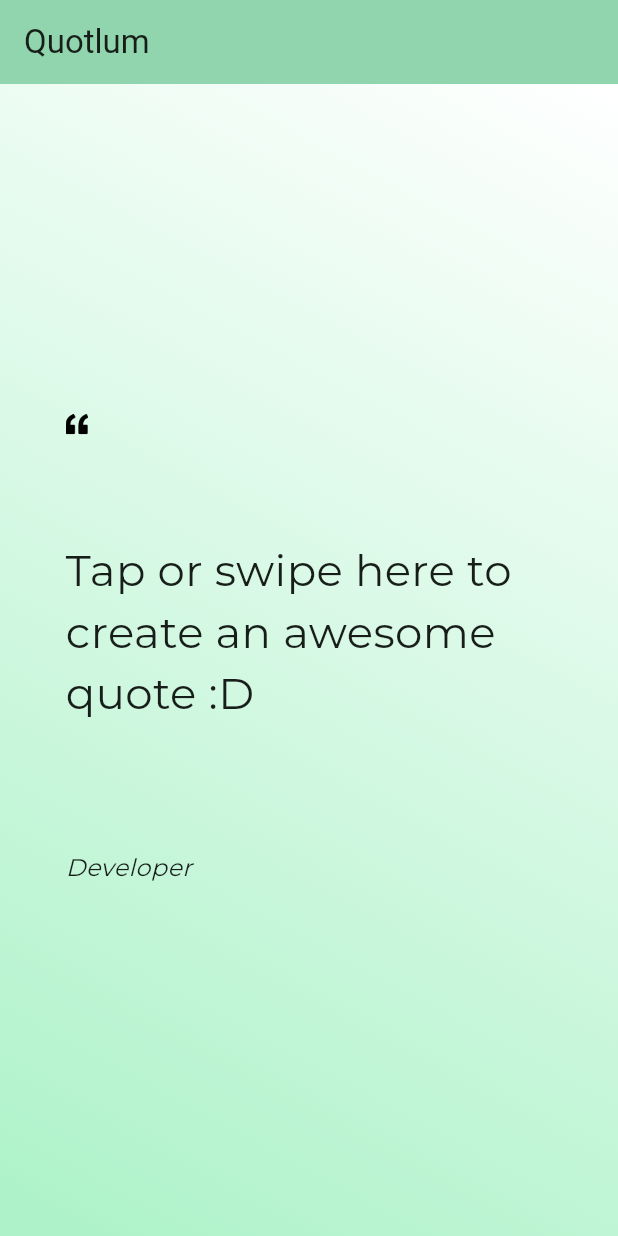
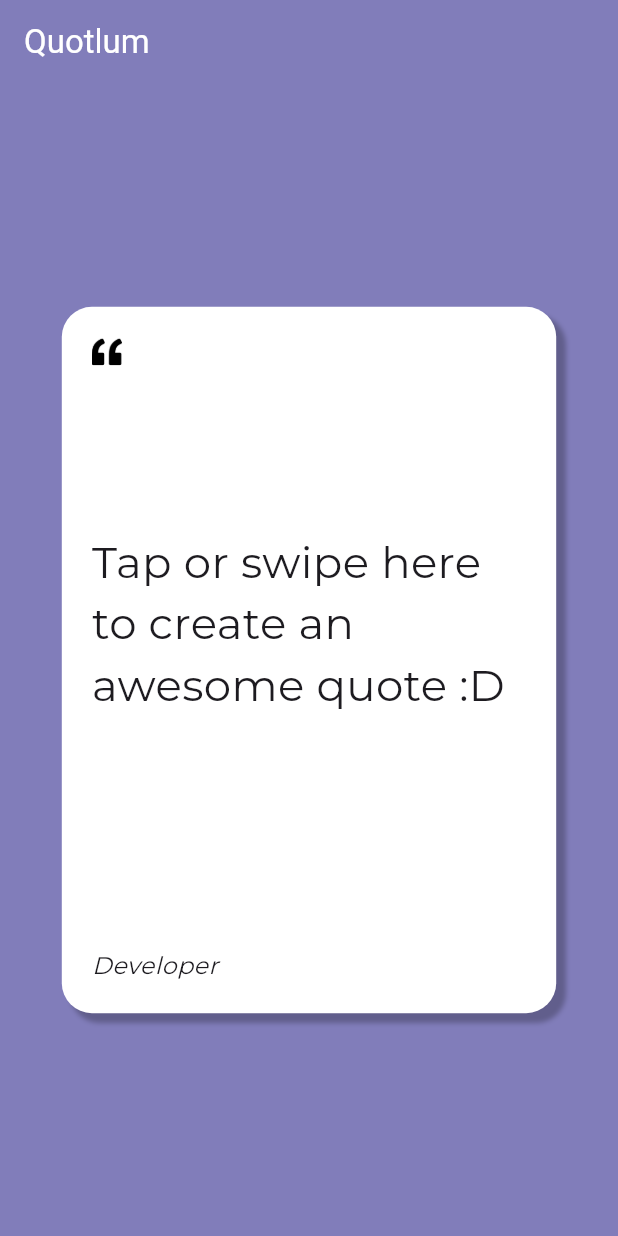
Before and after one commit to tortamque/Quotlum, a Flutter app: the screen it shows after launch, on a phone screen of 412 x 824 dp. Run offline on Flutter 3.47's test engine with Material 2 defaults, Android fonts, the phone set to English and light mode, and no system bars; network calls fail.

Commit message:
Rework UI (#8)

```diff
--- /dev/null
+++ b/lib/config/theme/colors.dart
@@ -0,0 +1,7 @@
+import 'package:flutter/material.dart';
+
+class CustomColors{
+  static const mainColor = Color(0xFF817DBA);
+  static const secondaryColor = Color(0xFFFFFFFF);
+  static const tertiaryColor = Color(0xFF000000);
+}
--- a/lib/features/app/presentation/pages/quotes_page.dart
+++ b/lib/features/app/presentation/pages/quotes_page.dart
@@ -1,4 +1,5 @@
 import 'package:flutter/material.dart';
+import 'package:quotlum/config/theme/colors.dart';
 import 'package:quotlum/features/app/domain/entities/classes/quote.dart';
 import 'package:quotlum/features/app/presentation/widgets/background/background.dart';
 import 'package:quotlum/features/app/presentation/widgets/quote_card/quote_card_animation.dart';
@@ -17,8 +18,8 @@ class _QuotesPageState extends State<QuotesPage> {
   Widget build(BuildContext context) {
     return Scaffold(
       appBar: AppBar(
-        backgroundColor: Theme.of(context).colorScheme.inversePrimary,
-        title: Text(widget.title),
+        backgroundColor: CustomColors.mainColor,
+        title: Text(widget.title, style: const TextStyle(color: CustomColors.secondaryColor),),
       ),
       body: Stack(
         children: [
--- a/lib/features/app/presentation/widgets/background/background.dart
+++ b/lib/features/app/presentation/widgets/background/background.dart
@@ -1,4 +1,5 @@
 import 'package:flutter/material.dart';
+import 'package:quotlum/config/theme/colors.dart';
 
 class Background extends StatelessWidget {
   const Background({super.key});
@@ -6,16 +7,7 @@ class Background extends StatelessWidget {
   @override
   Widget build(BuildContext context) {
     return Container(
-      decoration: BoxDecoration(
-        gradient: LinearGradient(
-          begin: Alignment.topRight,
-          end: Alignment.bottomLeft,
-          colors: [
-            Colors.white,
-            Theme.of(context).colorScheme.primaryContainer
-          ]
-        )
-      ),
+      color: CustomColors.mainColor
     );
   }
 }
--- a/lib/features/app/presentation/widgets/quote_card/quote_author.dart
+++ b/lib/features/app/presentation/widgets/quote_card/quote_author.dart
@@ -19,7 +19,7 @@ class QuoteAuthor extends StatelessWidget {
       child: Container(
         color: Colors.transparent,
         child: Align(
-          alignment: Alignment.centerLeft,
+          alignment: Alignment.bottomLeft,
           child: Text(
             author,
             style: TextStyle(
--- a/lib/features/app/presentation/widgets/quote_card/quote_card.dart
+++ b/lib/features/app/presentation/widgets/quote_card/quote_card.dart
@@ -1,4 +1,5 @@
 import 'package:flutter/material.dart';
+import 'package:quotlum/config/theme/colors.dart';
 import 'package:quotlum/features/app/presentation/widgets/quote_card/quote_author.dart';
 import 'package:quotlum/features/app/presentation/widgets/quote_card/quote_icon.dart';
 import 'package:quotlum/features/app/presentation/widgets/quote_card/quote_text.dart';
@@ -24,16 +25,28 @@ class QuoteCard extends StatelessWidget {
   @override
   Widget build(BuildContext context) {
     return Container(
-      padding: EdgeInsets.symmetric(horizontal: MediaQuery.of(context).size.width / 30),
+      padding: const EdgeInsets.all(20),
       width: MediaQuery.of(context).size.width / 1.25,
-      height: MediaQuery.of(context).size.height / 2.5,
+      height: MediaQuery.of(context).size.height / 1.75,
+      decoration: const BoxDecoration(
+        borderRadius: BorderRadius.all(Radius.circular(20)),
+        color: CustomColors.secondaryColor,
+        boxShadow: [
+          BoxShadow(
+            color: Color.fromRGBO(0, 0, 0, 0.25),
+            offset: Offset(6, 6),
+            blurRadius: 2,
+            spreadRadius: 0,
+          )
+        ]
+      ),
       child: Column(
         children: [
           const QuoteIcon(),
           QuoteText(text: text, fontWeight: fontWeight, fontStyle: fontStyle, fontSize: fontSize, fontFamily: fontFamily),
           QuoteAuthor(author: author, fontWeight: fontWeight, fontFamily: fontFamily)
         ],
-      ),
+      )
     );
   }
 }
--- a/lib/features/app/presentation/widgets/quote_card/quote_card_animation_style.dart
+++ b/lib/features/app/presentation/widgets/quote_card/quote_card_animation_style.dart
@@ -12,11 +12,8 @@ class QuoteCardAnimationStyle extends StatelessWidget {
   @override
   Widget build(BuildContext context) {
     return Align(
-      alignment: Alignment.centerLeft,
-      child: Padding(
-        padding: EdgeInsets.only(left: 30),
-        child: card,
-      ),
+      alignment: Alignment.center,
+      child: card,
     );
   }
 }
--- a/lib/features/app/presentation/widgets/quote_card/quote_icon.dart
+++ b/lib/features/app/presentation/widgets/quote_card/quote_icon.dart
@@ -11,8 +11,8 @@ class QuoteIcon extends StatelessWidget {
         alignment: Alignment.centerLeft,
         child: Image.asset(
           "assets/icons/quote.png",
-          width: 15,
-          height: 15,
+          width: 20,
+          height: 20,
         ),
       ),
     );
--- a/lib/main.dart
+++ b/lib/main.dart
@@ -14,7 +14,6 @@ class QuotlumApp extends StatelessWidget {
     return MaterialApp(
       title: 'Quotlum',
       theme: ThemeData(
-        colorSchemeSeed: Colors.greenAccent,
         brightness: Brightness.light,
         useMaterial3: true,
       ),
```
